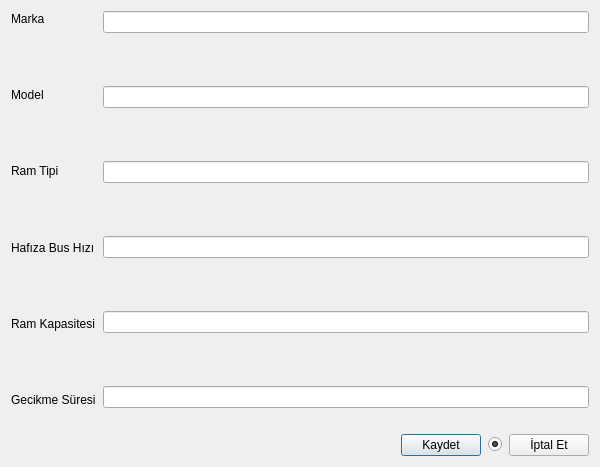
First picture: the form in Desktop/tekno_market2/TKN_Market/UI/VeriFormlari/tknrampencere.ui, repository asirkacar/okulprojesi, before the edit.
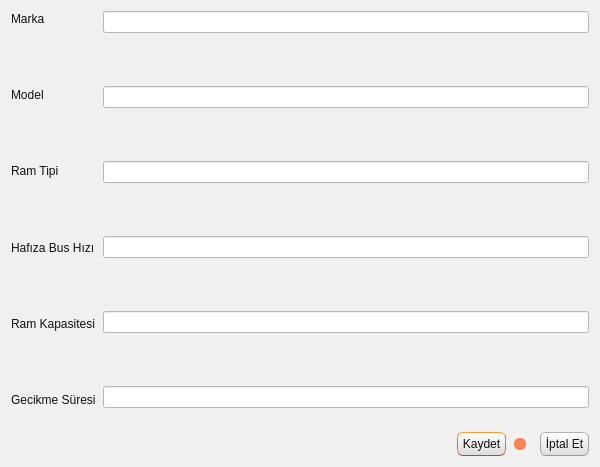
Second picture: the form after the edit. Icons and pictures are not drawn.

Patch:
```diff
--- a/Desktop/tekno_market2/TKN_Market/UI/VeriFormlari/tknrampencere.ui
+++ b/Desktop/tekno_market2/TKN_Market/UI/VeriFormlari/tknrampencere.ui
@@ -19,6 +19,503 @@
   <property name="windowTitle">
    <string>Dialog</string>
   </property>
+  <property name="styleSheet">
+   <string notr="true">/*
+Ubuntu Style Sheet for QT Applications
+Author: Jaime A. Quiroga P.
+Company: GTRONICK
+Last updated: 09/10/2019 (dd/mm/yyyy), 12:31.
+Available at: https://github.com/GTRONICK/QSS/blob/master/Ubuntu.qss
+*/
+QMainWindow {
+	background-color:#f0f0f0;
+}
+QCheckBox {
+	padding:2px;
+}
+QCheckBox:hover {
+	border:1px solid rgb(255,150,60);
+	border-radius:4px;
+	padding: 1px;
+	background-color:qlineargradient(spread:pad, x1:0.5, y1:1, x2:0.5, y2:0, stop:0 rgba(190, 90, 50, 50), stop:1 rgba(250, 130, 40, 50));
+}
+QCheckBox::indicator:checked {
+	border:1px solid rgb(246, 134, 86);
+	border-radius:4px;
+  	background-color:rgb(246, 134, 86)
+}
+QCheckBox::indicator:unchecked {
+	border-width:1px solid rgb(246, 134, 86);
+	border-radius:4px;
+  	background-color:rgb(255,255,255);
+}
+QColorDialog {
+	background-color:#f0f0f0;
+}
+QComboBox {
+	color:rgb(81,72,65);
+	background: #ffffff;
+}
+QComboBox:editable {
+	selection-color:rgb(81,72,65);
+	selection-background-color: #ffffff;
+}
+QComboBox QAbstractItemView {
+	selection-color: #ffffff;
+	selection-background-color: rgb(246, 134, 86);
+}
+QComboBox:!editable:on, QComboBox::drop-down:editable:on {
+	color:  #1e1d23;	
+}
+QDateTimeEdit, QDateEdit, QDoubleSpinBox, QFontComboBox {
+	color:rgb(81,72,65);
+	background-color: #ffffff;
+}
+
+QDialog {
+	background-color:#f0f0f0;
+}
+
+QLabel,QLineEdit {
+	color:rgb(17,17,17);
+}
+QLineEdit {
+	background-color:rgb(255,255,255);
+	selection-background-color:rgb(236,116,64);
+}
+QMenuBar {
+	color:rgb(223,219,210);
+	background-color:rgb(65,64,59);
+}
+QMenuBar::item {
+	padding-top:4px;
+	padding-left:4px;
+	padding-right:4px;
+	color:rgb(223,219,210);
+	background-color:rgb(65,64,59);
+}
+QMenuBar::item:selected {
+	color:rgb(255,255,255);
+	padding-top:2px;
+	padding-left:2px;
+	padding-right:2px;
+	border-top-width:2px;
+	border-left-width:2px;
+	border-right-width:2px;
+	border-top-right-radius:4px;
+	border-top-left-radius:4px;
+	border-style:solid;
+	background-color:rgb(65,64,59);
+	border-top-color: rgb(47,47,44);
+	border-right-color: qlineargradient(spread:pad, x1:0, y1:1, x2:1, y2:0, stop:0 rgba(90, 87, 78, 255), stop:1 rgba(47,47,44, 255));
+	border-left-color:  qlineargradient(spread:pad, x1:1, y1:0, x2:0, y2:0, stop:0 rgba(90, 87, 78, 255), stop:1 rgba(47,47,44, 255));
+}
+QMenu {
+	color:rgb(223,219,210);
+	background-color:rgb(65,64,59);
+}
+QMenu::item {
+	color:rgb(223,219,210);
+	padding:4px 10px 4px 20px;
+}
+QMenu::item:selected {
+	color:rgb(255,255,255);
+	background-color: qlineargradient(spread:pad, x1:0.5, y1:1, x2:0.5, y2:0, stop:0 rgba(225, 108, 54, 255), stop:1 rgba(246, 134, 86, 255));
+	border-style:solid;
+	border-width:3px;
+	padding:4px 7px 4px 17px;
+	border-bottom-color:qlineargradient(spread:pad, x1:0.5, y1:1, x2:0.5, y2:0, stop:0 rgba(175,85,48,255), stop:1 rgba(236,114,67, 255));
+	border-top-color:qlineargradient(spread:pad, x1:0.5, y1:1, x2:0.5, y2:0, stop:0 rgba(253,156,113,255), stop:1 rgba(205,90,46, 255));
+	border-right-color:qlineargradient(spread:pad, x1:0, y1:0.5, x2:1, y2:0.5, stop:0 rgba(253,156,113,255), stop:1 rgba(205,90,46, 255));
+	border-left-color:qlineargradient(spread:pad, x1:1, y1:0.5, x2:0, y2:0.5, stop:0 rgba(253,156,113,255), stop:1 rgba(205,90,46, 255));
+}
+QPlainTextEdit {
+	border-width: 1px solid transparent;
+	color:rgb(17,17,17);
+	selection-background-color:rgb(236,116,64);
+}
+QProgressBar {
+	text-align: center;
+	color: rgb(0, 0, 0);
+	border: 1px inset rgb(150,150,150); 
+	border-radius: 10px;
+	background-color:rgb(221,221,219);
+}
+QProgressBar::chunk:horizontal {
+	background-color: qlineargradient(spread:pad, x1:0.5, y1:1, x2:0.5, y2:0, stop:0 rgba(225, 108, 54, 255), stop:1 rgba(246, 134, 86, 255));
+	border:1px solid;
+	border-radius:8px;
+	border-bottom-color:qlineargradient(spread:pad, x1:0.5, y1:1, x2:0.5, y2:0, stop:0 rgba(175,85,48,255), stop:1 rgba(236,114,67, 255));
+	border-top-color:qlineargradient(spread:pad, x1:0.5, y1:1, x2:0.5, y2:0, stop:0 rgba(253,156,113,255), stop:1 rgba(205,90,46, 255));
+	border-right-color:qlineargradient(spread:pad, x1:0, y1:0.5, x2:1, y2:0.5, stop:0 rgba(253,156,113,255), stop:1 rgba(205,90,46, 255));
+	border-left-color:qlineargradient(spread:pad, x1:1, y1:0.5, x2:0, y2:0.5, stop:0 rgba(253,156,113,255), stop:1 rgba(205,90,46, 255));
+}
+QPushButton{
+	color:rgb(17,17,17);
+	border-width: 1px;
+	border-radius: 6px;
+	border-bottom-color: rgb(150,150,150);
+	border-right-color: rgb(165,165,165);
+	border-left-color: rgb(165,165,165);
+	border-top-color: rgb(180,180,180);
+	border-style: solid;
+	padding: 4px;
+	background-color: qlineargradient(spread:pad, x1:0.5, y1:1, x2:0.5, y2:0, stop:0 rgba(220, 220, 220, 255), stop:1 rgba(255, 255, 255, 255));
+}
+QPushButton:hover{
+	color:rgb(17,17,17);
+	border-width: 1px;
+	border-radius:6px;
+	border-top-color: rgb(255,150,60);
+	border-right-color: qlineargradient(spread:pad, x1:0, y1:1, x2:1, y2:0, stop:0 rgba(200, 70, 20, 255), stop:1 rgba(255,150,60, 255));
+	border-left-color:  qlineargradient(spread:pad, x1:1, y1:0, x2:0, y2:0, stop:0 rgba(200, 70, 20, 255), stop:1 rgba(255,150,60, 255));
+	border-bottom-color: rgb(200,70,20);
+	border-style: solid;
+	padding: 2px;
+	background-color: qlineargradient(spread:pad, x1:0.5, y1:1, x2:0.5, y2:0, stop:0 rgba(220, 220, 220, 255), stop:1 rgba(255, 255, 255, 255));
+}
+QPushButton:default{
+	color:rgb(17,17,17);
+	border-width: 1px;
+	border-radius:6px;
+	border-top-color: rgb(255,150,60);
+	border-right-color: qlineargradient(spread:pad, x1:0, y1:1, x2:1, y2:0, stop:0 rgba(200, 70, 20, 255), stop:1 rgba(255,150,60, 255));
+	border-left-color:  qlineargradient(spread:pad, x1:1, y1:0, x2:0, y2:0, stop:0 rgba(200, 70, 20, 255), stop:1 rgba(255,150,60, 255));
+	border-bottom-color: rgb(200,70,20);
+	border-style: solid;
+	padding: 2px;
+	background-color: qlineargradient(spread:pad, x1:0.5, y1:1, x2:0.5, y2:0, stop:0 rgba(220, 220, 220, 255), stop:1 rgba(255, 255, 255, 255));
+}
+QPushButton:pressed{
+	color:rgb(17,17,17);
+	border-width: 1px;
+	border-radius: 6px;
+	border-width: 1px;
+	border-top-color: rgba(255,150,60,200);
+	border-right-color: qlineargradient(spread:pad, x1:0, y1:1, x2:1, y2:0, stop:0 rgba(200, 70, 20, 255), stop:1 rgba(255,150,60, 200));
+	border-left-color:  qlineargradient(spread:pad, x1:1, y1:0, x2:0, y2:0, stop:0 rgba(200, 70, 20, 255), stop:1 rgba(255,150,60, 200));
+	border-bottom-color: rgba(200,70,20,200);
+	border-style: solid;
+	padding: 2px;
+	background-color: qlineargradient(spread:pad, x1:0.5, y1:0, x2:0.5, y2:1, stop:0 rgba(220, 220, 220, 255), stop:1 rgba(255, 255, 255, 255));
+}
+QPushButton:disabled{
+	color:rgb(174,167,159);
+	border-width: 1px;
+	border-radius: 6px;
+	background-color: qlineargradient(spread:pad, x1:0.5, y1:1, x2:0.5, y2:0, stop:0 rgba(200, 200, 200, 255), stop:1 rgba(230, 230, 230, 255));
+}
+QRadioButton {
+	padding: 1px;
+}
+QRadioButton::indicator:checked {
+	height: 10px;
+	width: 10px;
+	border-style:solid;
+	border-radius:5px;
+	border-width: 1px;
+	border-color: rgba(246, 134, 86, 255);
+	color: #a9b7c6;
+	background-color:rgba(246, 134, 86, 255);
+}
+QRadioButton::indicator:!checked {
+	height: 10px;
+	width: 10px;
+	border-style:solid;
+	border-radius:5px;
+	border-width: 1px;
+	border-color: rgb(246, 134, 86);
+	color: #a9b7c6;
+	background-color: transparent;
+}
+QScrollArea {
+	color: white;
+	background-color:#f0f0f0;
+}
+QSlider::groove {
+	border-style: solid;
+	border-width: 1px;
+	border-color: rgb(207,207,207);
+}
+QSlider::groove:horizontal {
+	height: 5px;
+	background: rgb(246, 134, 86);
+}
+QSlider::groove:vertical {
+	width: 5px;
+	background: rgb(246, 134, 86);
+}
+QSlider::handle:horizontal {
+	background: rgb(253,253,253);
+	border-style: solid;
+	border-width: 1px;
+	border-color: rgb(207,207,207);
+	width: 12px;
+	margin: -5px 0;
+	border-radius: 7px;
+}
+QSlider::handle:vertical {
+	background: rgb(253,253,253);
+	border-style: solid;
+	border-width: 1px;
+	border-color: rgb(207,207,207);
+	height: 12px;
+	margin: 0 -5px;
+	border-radius: 7px;
+}
+QSlider::add-page:horizontal, QSlider::add-page:vertical {
+ 	background: white;
+}
+QSlider::sub-page:horizontal, QSlider::sub-page:vertical {
+	background: rgb(246, 134, 86);
+}
+QStatusBar, QSpinBox {
+	color:rgb(81,72,65);
+}
+QSpinBox {
+	background-color: #ffffff;
+}
+QScrollBar:horizontal {
+	max-height: 20px;
+	border: 1px transparent;
+	margin: 0px 20px 0px 20px;
+}
+QScrollBar::handle:horizontal {
+	background: rgb(253,253,253);
+	border: 1px solid rgb(207,207,207);
+	border-radius: 7px;
+	min-width: 25px;
+}
+QScrollBar::handle:horizontal:hover {
+	background: rgb(253,253,253);
+	border: 1px solid rgb(255,150,60);
+	border-radius: 7px;
+	min-width: 25px;
+}
+QScrollBar::add-line:horizontal {
+  	border: 1px solid rgb(207,207,207);
+  	border-top-right-radius: 7px;
+  	border-top-left-radius: 7px;
+  	border-bottom-right-radius: 7px;
+  	background: rgb(255, 255, 255);
+  	width: 20px;
+  	subcontrol-position: right;
+  	subcontrol-origin: margin;
+}
+QScrollBar::add-line:horizontal:hover {
+  	border: 1px solid rgb(255,150,60);
+  	border-top-right-radius: 7px;
+  	border-top-left-radius: 7px;
+  	border-bottom-right-radius: 7px;
+  	background: rgb(255, 255, 255);
+  	width: 20px;
+  	subcontrol-position: right;
+  	subcontrol-origin: margin;
+}
+QScrollBar::add-line:horizontal:pressed {
+  	border: 1px solid grey;
+  	border-top-left-radius: 7px;
+  	border-top-right-radius: 7px;
+  	border-bottom-right-radius: 7px;
+  	background: rgb(231,231,231);
+  	width: 20px;
+  	subcontrol-position: right;
+  	subcontrol-origin: margin;
+}
+QScrollBar::sub-line:horizontal {
+  	border: 1px solid rgb(207,207,207);
+  	border-top-right-radius: 7px;
+  	border-top-left-radius: 7px;
+  	border-bottom-left-radius: 7px;
+  	background: rgb(255, 255, 255);
+  	width: 20px;
+  	subcontrol-position: left;
+  	subcontrol-origin: margin;
+}
+QScrollBar::sub-line:horizontal:hover {
+  	border: 1px solid rgb(255,150,60);
+  	border-top-right-radius: 7px;
+  	border-top-left-radius: 7px;
+  	border-bottom-left-radius: 7px;
+  	background: rgb(255, 255, 255);
+  	width: 20px;
+  	subcontrol-position: left;
+  	subcontrol-origin: margin;
+}
+QScrollBar::sub-line:horizontal:pressed {
+  	border: 1px solid grey;
+  	border-top-right-radius: 7px;
+  	border-top-left-radius: 7px;
+  	border-bottom-left-radius: 7px;
+  	background: rgb(231,231,231);
+  	width: 20px;
+  	subcontrol-position: left;
+  	subcontrol-origin: margin;
+}
+QScrollBar::left-arrow:horizontal {
+  	border: 1px transparent grey;
+  	border-top-left-radius: 3px;
+  	border-bottom-left-radius: 3px;
+  	width: 6px;
+  	height: 6px;
+  	background: rgb(230,230,230);
+}
+QScrollBar::right-arrow:horizontal {
+	border: 1px transparent grey;
+	border-top-right-radius: 3px;
+	border-bottom-right-radius: 3px;
+  	width: 6px;
+  	height: 6px;
+ 	background: rgb(230,230,230);
+}
+QScrollBar::add-page:horizontal, QScrollBar::sub-page:horizontal {
+ 	background: none;
+} 
+QScrollBar:vertical {
+	max-width: 20px;
+	border: 1px transparent grey;
+	margin: 20px 0px 20px 0px;
+}
+QScrollBar::add-line:vertical {
+	border: 1px solid;
+	border-color: rgb(207,207,207);
+	border-bottom-right-radius: 7px;
+	border-bottom-left-radius: 7px;
+	border-top-left-radius: 7px;
+	background: rgb(255, 255, 255);
+  	height: 20px;
+  	subcontrol-position: bottom;
+  	subcontrol-origin: margin;
+}
+QScrollBar::add-line:vertical:hover {
+  	border: 1px solid;
+  	border-color: rgb(255,150,60);
+  	border-bottom-right-radius: 7px;
+  	border-bottom-left-radius: 7px;
+  	border-top-left-radius: 7px;
+  	background: rgb(255, 255, 255);
+  	height: 20px;
+  	subcontrol-position: bottom;
+  	subcontrol-origin: margin;
+}
+QScrollBar::add-line:vertical:pressed {
+  	border: 1px solid grey;
+  	border-bottom-left-radius: 7px;
+  	border-bottom-right-radius: 7px;
+  	border-top-left-radius: 7px;
+  	background: rgb(231,231,231);
+  	height: 20px;
+  	subcontrol-position: bottom;
+  	subcontrol-origin: margin;
+}
+QScrollBar::sub-line:vertical {
+  	border: 1px solid rgb(207,207,207);
+  	border-top-right-radius: 7px;
+  	border-top-left-radius: 7px;
+  	border-bottom-left-radius: 7px;
+  	background: rgb(255, 255, 255);
+  	height: 20px;
+  	subcontrol-position: top;
+  	subcontrol-origin: margin;
+}
+QScrollBar::sub-line:vertical:hover {
+  	border: 1px solid rgb(255,150,60);
+  	border-top-right-radius: 7px;
+  	border-top-left-radius: 7px;
+  	border-bottom-left-radius: 7px;
+	background: rgb(255, 255, 255);
+  	height: 20px;
+  	subcontrol-position: top;
+  	subcontrol-origin: margin;
+}
+QScrollBar::sub-line:vertical:pressed {
+  	border: 1px solid grey;
+  	border-top-left-radius: 7px;
+  	border-top-right-radius: 7px;
+  	background: rgb(231,231,231);
+ 	height: 20px;
+  	subcontrol-position: top;
+  	subcontrol-origin: margin;
+}
+QScrollBar::handle:vertical {
+	background: rgb(253,253,253);
+	border: 1px solid rgb(207,207,207);
+	border-radius: 7px;
+	min-height: 25px;
+}
+QScrollBar::handle:vertical:hover {
+	background: rgb(253,253,253);
+	border: 1px solid rgb(255,150,60);
+	border-radius: 7px;
+	min-height: 25px;
+}
+QScrollBar::up-arrow:vertical {
+	border: 1px transparent grey;
+  	border-top-left-radius: 3px;
+	border-top-right-radius: 3px;
+  	width: 6px;
+  	height: 6px;
+  	background: rgb(230,230,230);
+}
+QScrollBar::down-arrow:vertical {
+  	border: 1px transparent grey;
+  	border-bottom-left-radius: 3px;
+  	border-bottom-right-radius: 3px;
+  	width: 6px;
+  	height: 6px;
+  	background: rgb(230,230,230);
+}
+QScrollBar::add-page:vertical, QScrollBar::sub-page:vertical {
+  	background: none;
+}
+QTabWidget {
+	color:rgb(0,0,0);
+	background-color:rgb(247,246,246);
+}
+QTabWidget::pane {
+	border-color: rgb(180,180,180);
+	background-color:rgb(247,246,246);
+	border-style: solid;
+	border-width: 1px;
+  	border-radius: 6px;
+}
+QTabBar::tab {
+	padding-left:4px;
+	padding-right:4px;
+	padding-bottom:2px;
+	padding-top:2px;
+	color:rgb(81,72,65);
+  	background-color: qlineargradient(spread:pad, x1:0.5, y1:1, x2:0.5, y2:0, stop:0 rgba(221,218,217,255), stop:1 rgba(240,239,238,255));
+	border-style: solid;
+	border-width: 1px;
+  	border-top-right-radius:4px;
+	border-top-left-radius:4px;
+	border-top-color: rgb(180,180,180);
+	border-left-color: rgb(180,180,180);
+	border-right-color: rgb(180,180,180);
+	border-bottom-color: transparent;
+}
+QTabBar::tab:selected, QTabBar::tab:last:selected, QTabBar::tab:hover {
+  	background-color:rgb(247,246,246);
+  	margin-left: 0px;
+  	margin-right: 1px;
+}
+QTabBar::tab:!selected {
+	margin-top: 1px;
+	margin-right: 1px;
+}
+QTextEdit {
+	border-width: 1px;
+	border-style: solid;
+	border-color:transparent;
+	color:rgb(17,17,17);
+	selection-background-color:rgb(236,116,64);
+}
+QTimeEdit, QToolBox, QToolBox::tab, QToolBox::tab:selected {
+	color:rgb(81,72,65);
+	background-color: #ffffff;
+}</string>
+  </property>
   <layout class="QVBoxLayout" name="verticalLayout_3">
    <property name="spacing">
     <number>7</number>
```
Left out of the diff: 12 changed lines with no effect on the pictures.
